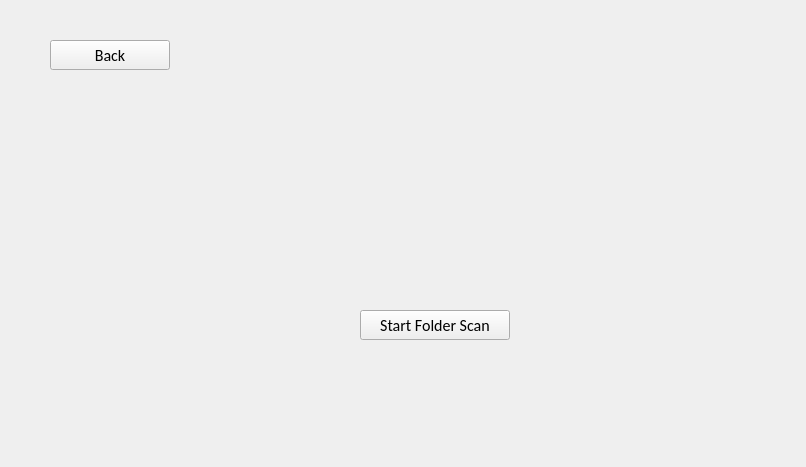
Daisy-Aguilar/Custodio, file widget.ui: the form before one commit.
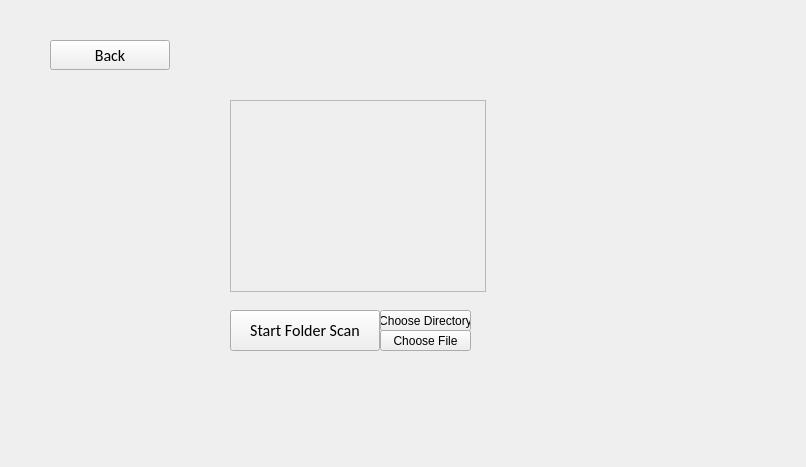
The form after the commit. The open tabs and pages were chosen to show the change.

Commit message: file directory buttons work

```diff
--- a/widget.ui
+++ b/widget.ui
@@ -253,10 +253,10 @@
     <widget class="QPushButton" name="startFolderScanButton">
      <property name="geometry">
       <rect>
-       <x>340</x>
+       <x>210</x>
        <y>300</y>
        <width>150</width>
-       <height>30</height>
+       <height>41</height>
       </rect>
      </property>
      <property name="font">
@@ -288,6 +288,42 @@
       <string>Back</string>
      </property>
     </widget>
+    <widget class="QPushButton" name="chooseDirectoryButton">
+     <property name="geometry">
+      <rect>
+       <x>360</x>
+       <y>300</y>
+       <width>91</width>
+       <height>21</height>
+      </rect>
+     </property>
+     <property name="text">
+      <string>Choose Directory</string>
+     </property>
+    </widget>
+    <widget class="QPushButton" name="chooseFileButton">
+     <property name="geometry">
+      <rect>
+       <x>360</x>
+       <y>320</y>
+       <width>91</width>
+       <height>21</height>
+      </rect>
+     </property>
+     <property name="text">
+      <string>Choose File</string>
+     </property>
+    </widget>
+    <widget class="QTextBrowser" name="textBrowser">
+     <property name="geometry">
+      <rect>
+       <x>210</x>
+       <y>90</y>
+       <width>256</width>
+       <height>192</height>
+      </rect>
+     </property>
+    </widget>
    </widget>
    <widget class="QWidget" name="page_5">
     <widget class="QPushButton" name="startScheduledScanButton">
```
Left out of the diff: 2 changed lines with no effect on the pictures. The commit also changes 4 other files.
